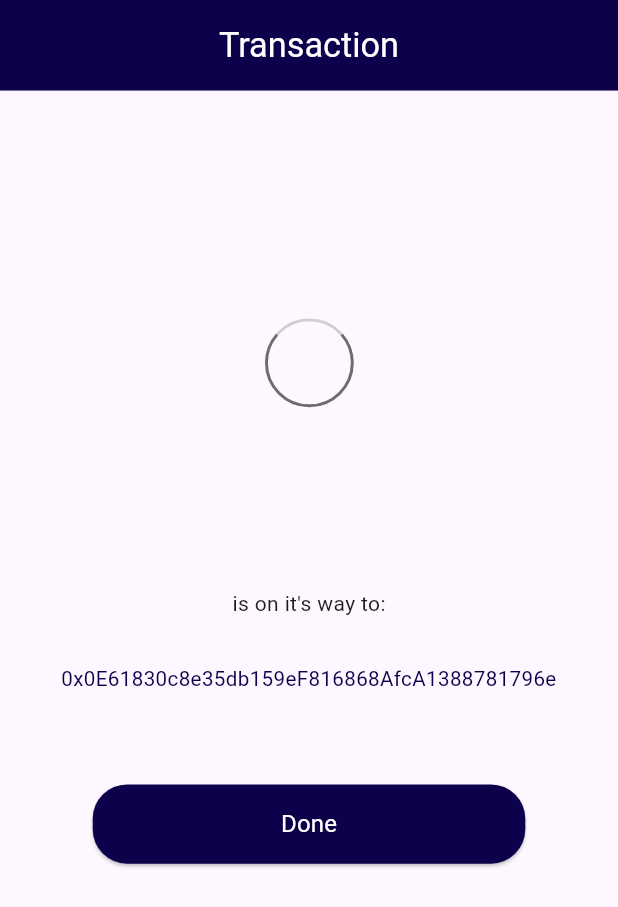
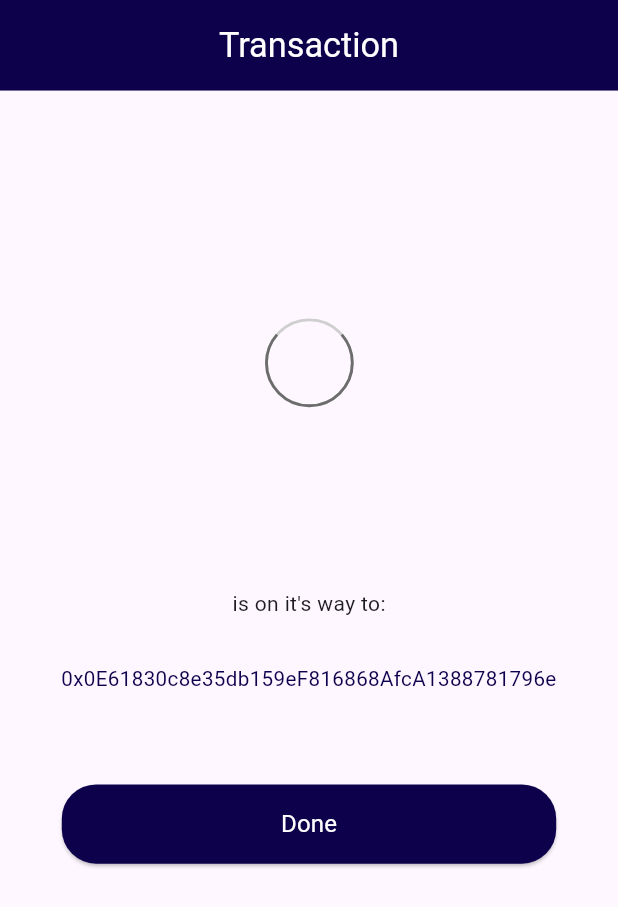
Before and after one commit to beepo-app/Beepo-1.7, a Flutter app: the screen it shows after launch, on a phone screen of 412 x 824 dp. Shown: the top 907 px of the screen. Run offline on Flutter 3.47's test engine with Material 2 defaults, Android fonts, the phone set to English and light mode, and no system bars; our stand-ins replace flutter_screenutil, lottie; project files that could hold a hidden picture were left out.

Commit message:
added resuable elevatedbutton

```diff
--- /dev/null
+++ b/lib/components/reusable_elevated_button.dart
@@ -0,0 +1,37 @@
+import 'package:beepo/constants/constants.dart';
+import 'package:beepo/widgets/app_text.dart';
+import 'package:flutter/material.dart';
+import 'package:flutter_screenutil/flutter_screenutil.dart';
+
+class ReusableElevatedButton extends StatelessWidget {
+  final String title;
+  final Color color;
+  const ReusableElevatedButton({
+    super.key,
+    required this.title,
+    required this.color,
+  });
+
+  @override
+  Widget build(BuildContext context) {
+    return SizedBox(
+      height: 35.h,
+      width: MediaQuery.of(context).size.width * 0.8,
+      child: ElevatedButton(
+        onPressed: () {},
+        style: ElevatedButton.styleFrom(
+          backgroundColor: color,
+          shape: RoundedRectangleBorder(
+            borderRadius: BorderRadius.circular(20.r),
+          ),
+        ),
+        child: AppText(
+          text: title,
+          fontWeight: FontWeight.w700,
+          fontSize: 14.sp,
+          color: AppColors.white,
+        ),
+      ),
+    );
+  }
+}
--- a/lib/screens/wallet/transfer_success.dart
+++ b/lib/screens/wallet/transfer_success.dart
@@ -1,3 +1,4 @@
+import 'package:beepo/components/reusable_elevated_button.dart';
 import 'package:beepo/constants/constants.dart';
 import 'package:beepo/widgets/app_text.dart';
 import 'package:flutter/material.dart';
@@ -45,25 +46,10 @@ class TransferSuccess extends StatelessWidget {
               textAlign: TextAlign.center,
             ),
             SizedBox(height: 40.h),
-            SizedBox(
-              height: 35.h,
-              width: MediaQuery.of(context).size.width * 0.7,
-              child: ElevatedButton(
-                onPressed: () {},
-                style: ElevatedButton.styleFrom(
-                  backgroundColor: AppColors.secondaryColor,
-                  shape: RoundedRectangleBorder(
-                    borderRadius: BorderRadius.circular(20.r),
-                  ),
-                ),
-                child: AppText(
-                  text: "Done",
-                  fontWeight: FontWeight.w700,
-                  fontSize: 14.sp,
-                  color: AppColors.white,
-                ),
-              ),
-            )
+            const ReusableElevatedButton(
+              title: 'Done',
+              color: AppColors.secondaryColor,
+            ),
           ],
         ),
       ),
--- a/lib/widgets/custom_login_button.dart
+++ /dev/null
@@ -1,10 +0,0 @@
-import 'package:flutter/material.dart';
-
-class CustomLoginButton extends StatelessWidget {
-  const CustomLoginButton({super.key});
-
-  @override
-  Widget build(BuildContext context) {
-    return const Scaffold();
-  }
-}
```
